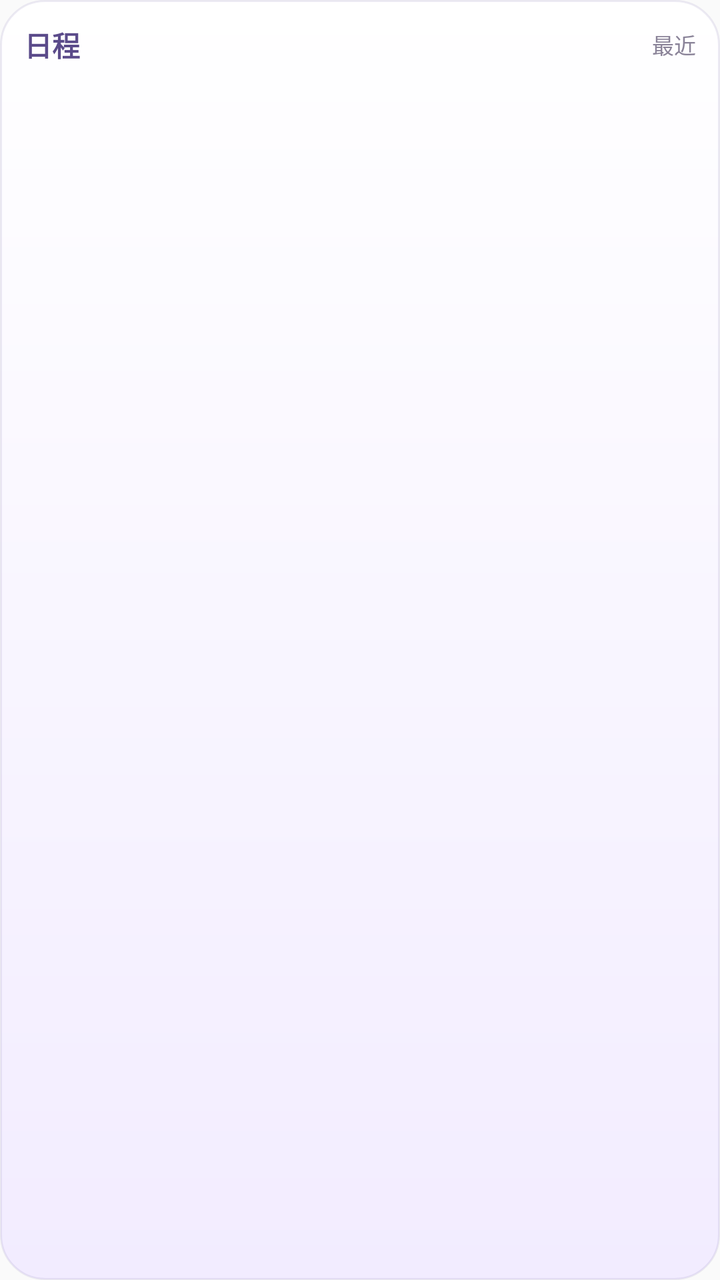
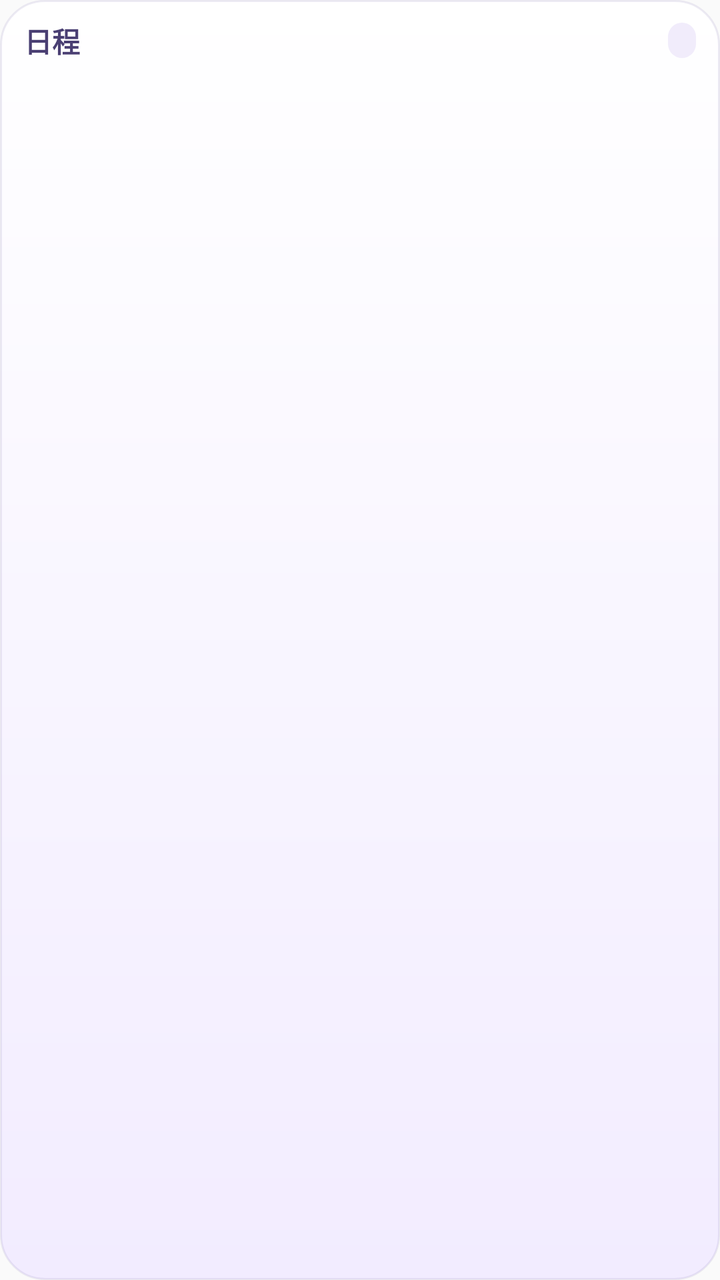

An Android layout rendered at two revisions. The XML below is the earlier revision; the diff shows what the commit changed to produce the second picture.
<!-- AndroidManifest.xml: application theme AppTheme -->
<!-- res/layout/widget_event_list.xml -->
<?xml version="1.0" encoding="utf-8"?>
<LinearLayout xmlns:android="http://schemas.android.com/apk/res/android"
    android:layout_width="match_parent"
    android:layout_height="match_parent"
    android:orientation="vertical"
    android:background="@drawable/widget_bg"
    android:padding="12dp">

    <LinearLayout
        android:id="@+id/ev_header"
        android:layout_width="match_parent"
        android:layout_height="wrap_content"
        android:orientation="horizontal"
        android:gravity="center_vertical"
        android:paddingBottom="4dp">

        <TextView
            android:layout_width="0dp"
            android:layout_height="wrap_content"
            android:layout_weight="1"
            android:text="日程"
            android:textSize="14sp"
            android:textStyle="bold"
            android:textColor="#5B4B8A" />

        <TextView
            android:layout_width="wrap_content"
            android:layout_height="wrap_content"
            android:text="最近"
            android:textSize="11sp"
            android:textColor="#8A8398"
            android:singleLine="true" />
    </LinearLayout>

    <TextView
        android:id="@+id/ev_empty"
        android:layout_width="match_parent"
        android:layout_height="0dp"
        android:layout_weight="1"
        android:gravity="center"
        android:text="暂无日程\n点此添加"
        android:textSize="13sp"
        android:textColor="#8A8398"
        android:visibility="gone" />

    <LinearLayout
        android:id="@+id/ev_rows"
        android:layout_width="match_parent"
        android:layout_height="0dp"
        android:layout_weight="1"
        android:orientation="vertical" />
</LinearLayout>
<!-- resources referenced by this layout -->
<resources>
  <!-- drawable widget_bg (drawable) -->
  <?xml version="1.0" encoding="utf-8"?>
  <shape xmlns:android="http://schemas.android.com/apk/res/android"
      android:shape="rectangle">
      <gradient
          android:angle="270"
          android:startColor="#FFFFFFFF"
          android:endColor="#FFF2ECFF" />
      <corners android:radius="22dp" />
      <stroke
          android:width="1dp"
          android:color="#1A4F3D91" />
  </shape>
  <style name="AppTheme" parent="android:Theme.Material.Light.NoActionBar">
          <item name="android:statusBarColor">@android:color/transparent</item>
          <item name="android:navigationBarColor">@android:color/transparent</item>
          <item name="android:windowLightStatusBar">true</item>
          <item name="android:windowActionModeOverlay">true</item>
      </style>
</resources>

<!-- the commit's change to res/layout/widget_event_list.xml (unified diff, before → after) -->
@@ -4,7 +4,10 @@
     android:layout_height="match_parent"
     android:orientation="vertical"
     android:background="@drawable/widget_bg"
-    android:padding="12dp">
+    android:paddingStart="12dp"
+    android:paddingEnd="12dp"
+    android:paddingTop="10dp"
+    android:paddingBottom="8dp">
 
     <LinearLayout
         android:id="@+id/ev_header"
@@ -21,14 +24,19 @@
             android:text="日程"
             android:textSize="14sp"
             android:textStyle="bold"
-            android:textColor="#5B4B8A" />
+            android:textColor="#4A3F73" />
 
         <TextView
+            android:id="@+id/ev_count"
             android:layout_width="wrap_content"
             android:layout_height="wrap_content"
-            android:text="最近"
-            android:textSize="11sp"
-            android:textColor="#8A8398"
+            android:background="@drawable/widget_chip_neutral"
+            android:paddingStart="7dp"
+            android:paddingEnd="7dp"
+            android:paddingTop="2dp"
+            android:paddingBottom="2dp"
+            android:textSize="10sp"
+            android:textColor="#7A6AAE"
             android:singleLine="true" />
     </LinearLayout>
 
@@ -38,7 +46,8 @@
         android:layout_height="0dp"
         android:layout_weight="1"
         android:gravity="center"
-        android:text="暂无日程\n点此添加"
+        android:text="近期没有日程\n点一下添加"
+        android:lineSpacingExtra="2dp"
         android:textSize="13sp"
         android:textColor="#8A8398"
         android:visibility="gone" />
<!-- resource entries referenced after the edit -->
@@ -13,6 +13,13 @@
           android:width="1dp"
           android:color="#1A4F3D91" />
   </shape>
+  <!-- drawable widget_chip_neutral (drawable) -->
+  <?xml version="1.0" encoding="utf-8"?>
+  <shape xmlns:android="http://schemas.android.com/apk/res/android"
+      android:shape="rectangle">
+      <solid android:color="#F1ECFB" />
+      <corners android:radius="20dp" />
+  </shape>
   <style name="AppTheme" parent="android:Theme.Material.Light.NoActionBar">
           <item name="android:statusBarColor">@android:color/transparent</item>
           <item name="android:navigationBarColor">@android:color/transparent</item>
